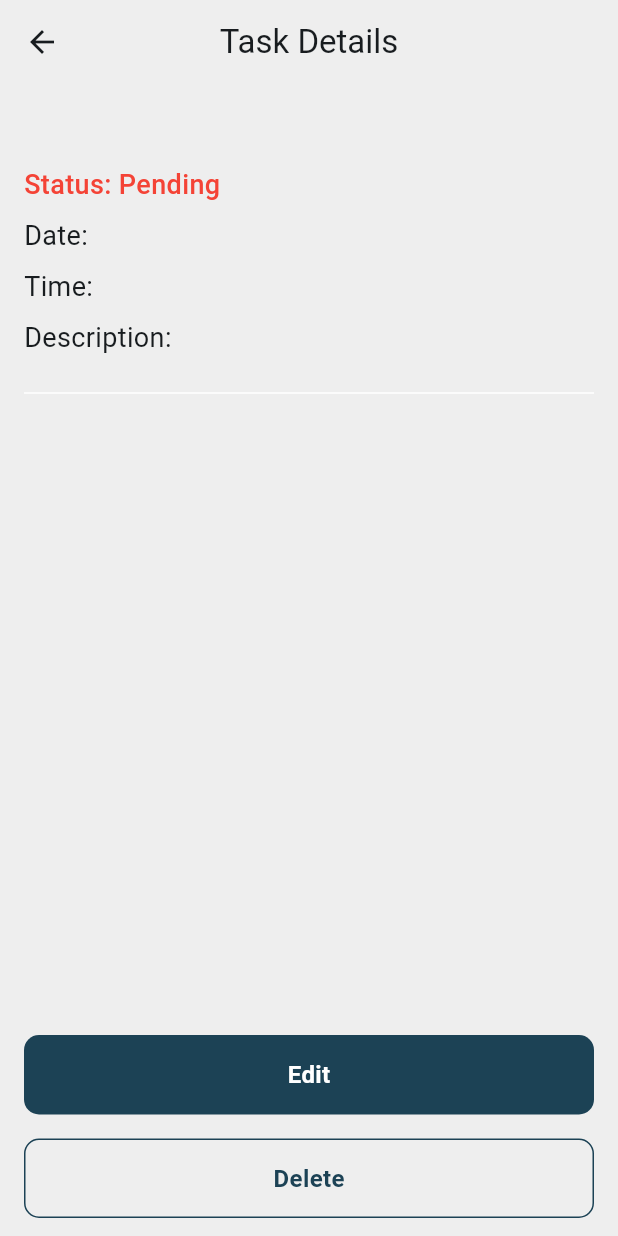
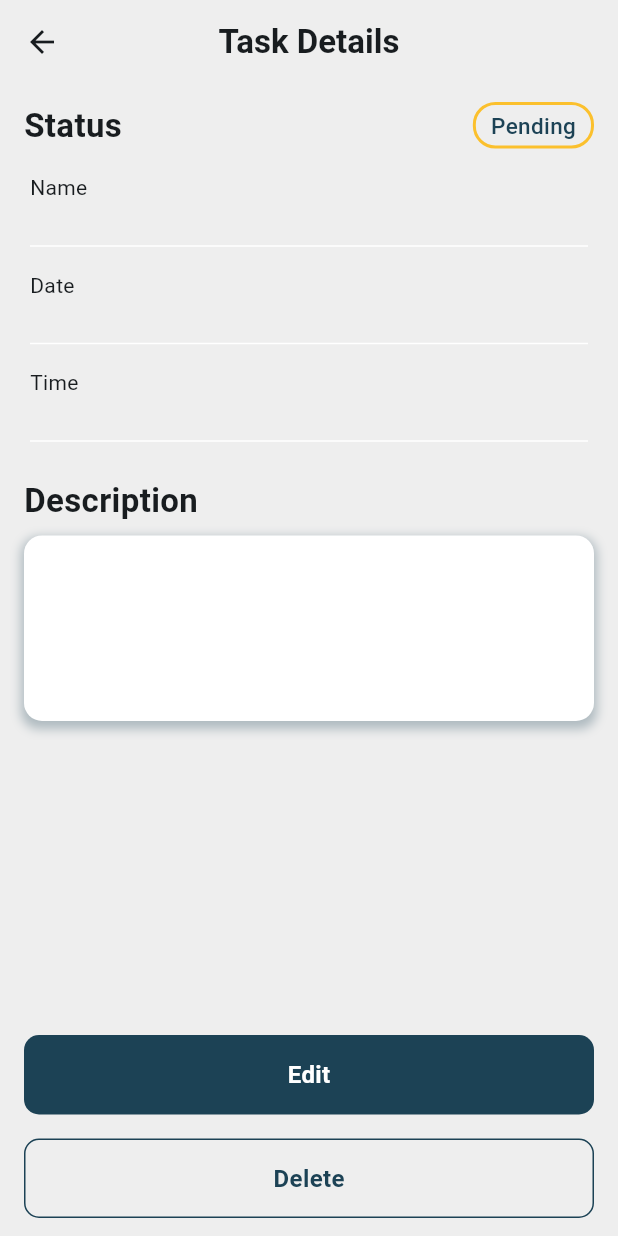
Before and after one commit to imoazamijaz/Todo-App, a Flutter app: the TaskDetailScreen screen opened directly with empty values, on a phone screen of 412 x 824 dp. Run offline on Flutter 3.47's test engine with Material 3 defaults, Android fonts, the phone set to English and light mode, and no system bars; our stand-ins replace get, sqflite; accounts and stored records are empty.

Commit message:
todo first Commit

```diff
--- a/lib/res/components/task_card.dart
+++ b/lib/res/components/task_card.dart
@@ -1,5 +1,4 @@
 import 'package:flutter/material.dart';
-import 'package:todo_app/res/colors.dart';
 import 'package:todo_app/res/constants.dart';
 import 'package:todo_app/res/size_box_extension.dart';
 
--- a/lib/res/constants.dart
+++ b/lib/res/constants.dart
@@ -8,6 +8,17 @@ TextStyle cardTitleStyle = const TextStyle(
 color: Colors.white,
 fontSize: 16,
 fontWeight: FontWeight.bold,
+);
+
+TextStyle subStyle = const TextStyle(
+  color: MyColors.color,
+  fontSize: 15,
+  fontWeight: FontWeight.bold,
+);
+
+TextStyle headerStyle = const TextStyle(
+  fontSize: 22,
+  fontWeight: FontWeight.bold,
 );
 
 final decoration  = BoxDecoration(
--- a/lib/ui/home_screen.dart
+++ b/lib/ui/home_screen.dart
@@ -124,8 +124,8 @@ class _HomeScreenState extends State<HomeScreen> {
                                               width: 15,
                                               decoration: BoxDecoration(
                                                   color: task.isCompleted == 1
-                                                      ? Colors.green
-                                                      : Colors.yellow,
+                                                      ? Colors.green.shade700
+                                                      : Colors.yellow.shade700,
                                                   shape: BoxShape.circle),
                                             )
                                           ],
--- a/lib/ui/task_detail_screen.dart
+++ b/lib/ui/task_detail_screen.dart
@@ -31,17 +31,19 @@ class TaskDetailScreen extends StatelessWidget {
       );
 
       if (updatedTask != null) {
-
         taskController.updateTask(updatedTask);
         Utils.successSnackBar('Task Updated');
-
       }
     }
+
     return Scaffold(
       backgroundColor: MyColors.scaffoldSColor,
       appBar: AppBar(
         backgroundColor: MyColors.scaffoldSColor,
-        title: const Text('Task Details'),
+        title: const Text(
+          'Task Details',
+          style: TextStyle(fontWeight: FontWeight.bold),
+        ),
         centerTitle: true,
       ),
       body: Padding(
@@ -49,38 +51,60 @@ class TaskDetailScreen extends StatelessWidget {
         child: Column(
           crossAxisAlignment: CrossAxisAlignment.start,
           children: [
+            Row(
+              mainAxisAlignment: MainAxisAlignment.spaceBetween,
+              children: [
                  Text(
-              task.title,
-              style: const TextStyle(fontSize: 24, fontWeight: FontWeight.bold),
+                  'Status',
+                  style: headerStyle,
                 ),
-            8.kH,
-            Text(
-              task.isCompleted == 1 ? 'Status: Completed' : 'Status: Pending',
-              style: TextStyle(
-                fontSize: 18,
-                color: task.isCompleted == 1 ? Colors.green : Colors.red,
+                Container(
+                  padding:
+                      const EdgeInsets.symmetric(vertical: 3, horizontal: 10),
+                  decoration: BoxDecoration(
+                      borderRadius: BorderRadius.circular(15),
+                      border: Border.all(
+                        width: 2,
+                        color: task.isCompleted == 1
+                            ? Colors.green.shade700
+                            : Colors.yellow.shade700,
+                      )),
+                  child: Text(
+                    task.isCompleted == 1 ? 'Completed' : 'Pending',
+                    style: const TextStyle(
+                      fontSize: 15,
+                      color: MyColors.color,
                       fontWeight: FontWeight.w500,
                     ),
                   ),
-            8.kH,
+                ),
+              ],
+            ),
+            12.kH,
+            column(title: 'Name', subTitle: task.title),
+            column(title: 'Date', subTitle: task.date),
+            column(title: 'Time', subTitle: task.time),
+            12.kH,
             Text(
-              'Date: ${task.date}',
-              style: const TextStyle(fontSize: 18),
+              'Description',
+              style: headerStyle,
             ),
             8.kH,
-            Text(
-              'Time: ${task.time}',
-              style: const TextStyle(fontSize: 18),
+            Container(
+              height: Get.height * 0.15,
+              width: Get.width,
+              padding: padding,
+              decoration: decoration.copyWith(color: Colors.white),
+              child: SingleChildScrollView(
+                child: Text(
+                  task.description,
+                  style: const TextStyle(
+                    overflow: TextOverflow.visible,
                   ),
-            8.kH,
-            Text(
-              'Description: ${task.description}',
-              style: const TextStyle(fontSize: 18),
                 ),
-            16.kH,
-            const Divider(
-              color: Colors.white,
               ),
+            ),
+
             const Spacer(),
             MyButton(
               onTap: showEditDraggableSheet,
@@ -95,7 +119,8 @@ class TaskDetailScreen extends StatelessWidget {
                   builder: (BuildContext context) {
                     return AlertDialog(
                       title: const Text('Confirm Delete'),
-                      content: const Text('Are you sure you want to delete this task?'),
+                      content: const Text(
+                          'Are you sure you want to delete this task?'),
                       actions: [
                         TextButton(
                           onPressed: () => Navigator.of(context).pop(false),
@@ -117,7 +142,7 @@ class TaskDetailScreen extends StatelessWidget {
               },
               color: MyColors.scaffoldSColor,
               textColor: MyColors.color,
-              borderColor:  MyColors.color,
+              borderColor: MyColors.color,
               text: 'Delete',
               isLoading: false,
             ),
@@ -126,4 +151,30 @@ class TaskDetailScreen extends StatelessWidget {
       ),
     );
   }
+
+  Widget column({required String title, required String subTitle}) {
+    return Padding(
+      padding: const EdgeInsets.all(4.0),
+      child: Column(
+        mainAxisAlignment: MainAxisAlignment.start,
+        crossAxisAlignment: CrossAxisAlignment.start,
+        children: [
+          Text(title),
+          Text(
+            subTitle,
+            style: subStyle,
+          ),
+          const Divider(
+            color: Colors.white,
+          )
+        ],
+      ),
+    );
   }
+
+  Widget myDivider() {
+    return const Divider(
+      color: Colors.white,
+    );
+  }
+}
```
Lines whose indentation alone changed are shown as unchanged.
